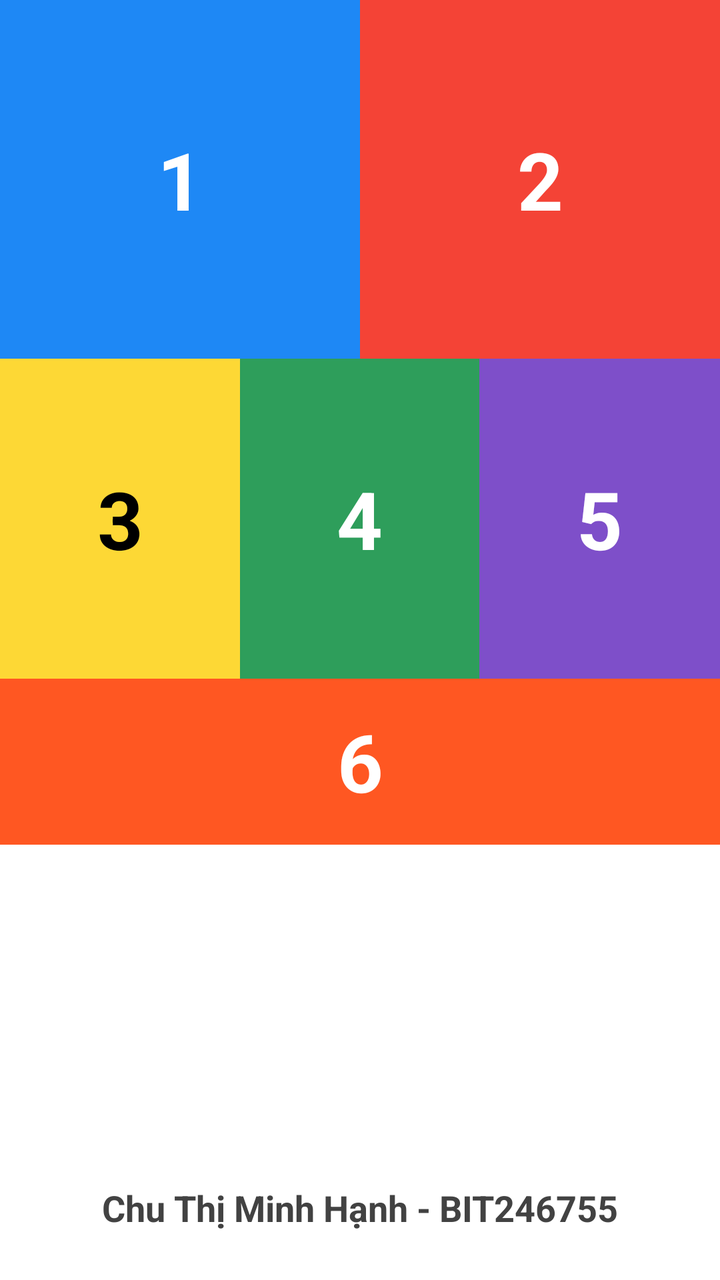
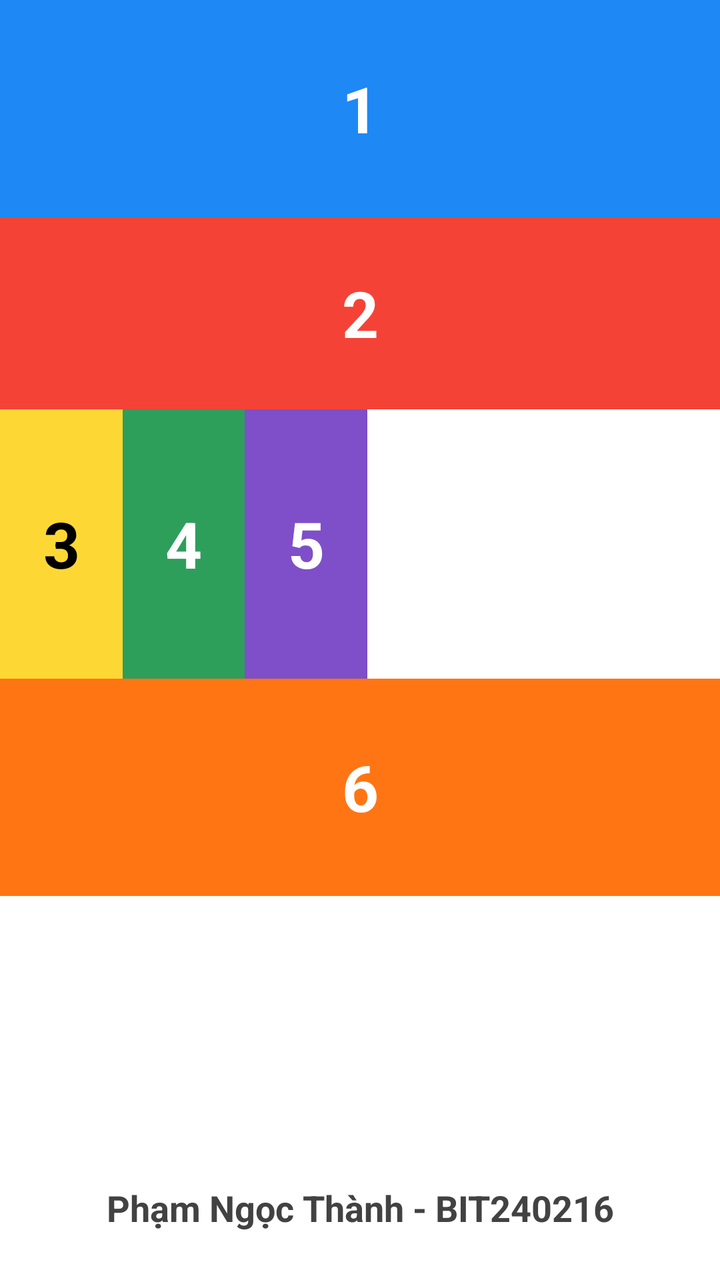

The first picture is an Android layout as it rendered before a commit; the second is the same layout after the commit. The layout source and the unified diff follow.
<!-- AndroidManifest.xml: application theme Theme.Giaodien -->
<!-- res/layout/activity_main.xml -->
<?xml version="1.0" encoding="utf-8"?>
<androidx.constraintlayout.widget.ConstraintLayout
    xmlns:android="http://schemas.android.com/apk/res/android"
    xmlns:app="http://schemas.android.com/apk/res-auto"
    android:id="@+id/main"
    android:layout_width="match_parent"
    android:layout_height="match_parent"
    android:background="#FFFFFF">

    
    <androidx.constraintlayout.widget.Guideline
        android:id="@+id/guideH1"
        android:layout_width="wrap_content"
        android:layout_height="wrap_content"
        android:orientation="horizontal"
        app:layout_constraintGuide_percent="0.28" />

    <androidx.constraintlayout.widget.Guideline
        android:id="@+id/guideH2"
        android:layout_width="wrap_content"
        android:layout_height="wrap_content"
        android:orientation="horizontal"
        app:layout_constraintGuide_percent="0.53" />

    <androidx.constraintlayout.widget.Guideline
        android:id="@+id/guideH3"
        android:layout_width="wrap_content"
        android:layout_height="wrap_content"
        android:orientation="horizontal"
        app:layout_constraintGuide_percent="0.66" />

    
    <androidx.constraintlayout.widget.Guideline
        android:id="@+id/guideV1"
        android:layout_width="wrap_content"
        android:layout_height="wrap_content"
        android:orientation="vertical"
        app:layout_constraintGuide_percent="0.5" />

    <androidx.constraintlayout.widget.Guideline
        android:id="@+id/guideV2"
        android:layout_width="wrap_content"
        android:layout_height="wrap_content"
        android:orientation="vertical"
        app:layout_constraintGuide_percent="0.333" />

    <androidx.constraintlayout.widget.Guideline
        android:id="@+id/guideV3"
        android:layout_width="wrap_content"
        android:layout_height="wrap_content"
        android:orientation="vertical"
        app:layout_constraintGuide_percent="0.666" />

    
    <TextView
        android:id="@+id/box1"
        android:layout_width="0dp"
        android:layout_height="0dp"
        android:background="@color/box_blue"
        android:gravity="center"
        android:text="@string/box_1"
        android:textColor="@android:color/white"
        android:textSize="40sp"
        android:textStyle="bold"
        app:layout_constraintTop_toTopOf="parent"
        app:layout_constraintBottom_toTopOf="@id/guideH1"
        app:layout_constraintStart_toStartOf="parent"
        app:layout_constraintEnd_toStartOf="@id/guideV1" />

    
    <TextView
        android:id="@+id/box2"
        android:layout_width="0dp"
        android:layout_height="0dp"
        android:background="@color/box_red"
        android:gravity="center"
        android:text="@string/box_2"
        android:textColor="@android:color/white"
        android:textSize="40sp"
        android:textStyle="bold"
        app:layout_constraintTop_toTopOf="parent"
        app:layout_constraintBottom_toTopOf="@id/guideH1"
        app:layout_constraintStart_toEndOf="@id/guideV1"
        app:layout_constraintEnd_toEndOf="parent" />

    
    <TextView
        android:id="@+id/box3"
        android:layout_width="0dp"
        android:layout_height="0dp"
        android:background="@color/box_yellow"
        android:gravity="center"
        android:text="@string/box_3"
        android:textColor="@android:color/black"
        android:textSize="40sp"
        android:textStyle="bold"
        app:layout_constraintTop_toBottomOf="@id/guideH1"
        app:layout_constraintBottom_toTopOf="@id/guideH2"
        app:layout_constraintStart_toStartOf="parent"
        app:layout_constraintEnd_toStartOf="@id/guideV2" />

    
    <TextView
        android:id="@+id/box4"
        android:layout_width="0dp"
        android:layout_height="0dp"
        android:background="@color/box_green"
        android:gravity="center"
        android:text="@string/box_4"
        android:textColor="@android:color/white"
        android:textSize="40sp"
        android:textStyle="bold"
        app:layout_constraintTop_toBottomOf="@id/guideH1"
        app:layout_constraintBottom_toTopOf="@id/guideH2"
        app:layout_constraintStart_toEndOf="@id/guideV2"
        app:layout_constraintEnd_toStartOf="@id/guideV3" />

    
    <TextView
        android:id="@+id/box5"
        android:layout_width="0dp"
        android:layout_height="0dp"
        android:background="@color/box_purple"
        android:gravity="center"
        android:text="@string/box_5"
        android:textColor="@android:color/white"
        android:textSize="40sp"
        android:textStyle="bold"
        app:layout_constraintTop_toBottomOf="@id/guideH1"
        app:layout_constraintBottom_toTopOf="@id/guideH2"
        app:layout_constraintStart_toEndOf="@id/guideV3"
        app:layout_constraintEnd_toEndOf="parent" />

    
    <TextView
        android:id="@+id/box6"
        android:layout_width="0dp"
        android:layout_height="0dp"
        android:background="#FF5722"
        android:gravity="center"
        android:text="@string/box_6"
        android:textColor="@android:color/white"
        android:textSize="40sp"
        android:textStyle="bold"
        app:layout_constraintTop_toBottomOf="@id/guideH2"
        app:layout_constraintBottom_toTopOf="@id/guideH3"
        app:layout_constraintStart_toStartOf="parent"
        app:layout_constraintEnd_toEndOf="parent" />

    
    <TextView
        android:id="@+id/tvInfo"
        android:layout_width="0dp"
        android:layout_height="wrap_content"
        android:layout_marginBottom="24dp"
        android:gravity="center"
        android:text="@string/student_info"
        android:textColor="#424242"
        android:textSize="18sp"
        android:textStyle="bold"
        app:layout_constraintStart_toStartOf="parent"
        app:layout_constraintEnd_toEndOf="parent"
        app:layout_constraintBottom_toBottomOf="parent" />

</androidx.constraintlayout.widget.ConstraintLayout>
<!-- resources referenced by this layout -->
<resources>
  <color name="box_blue">#1E88F5</color>
  <color name="box_green">#2E9E5B</color>
  <color name="box_purple">#7E4FC9</color>
  <color name="box_red">#F44336</color>
  <color name="box_yellow">#FDD835</color>
  <string name="box_1">1</string>
  <string name="box_2">2</string>
  <string name="box_3">3</string>
  <string name="box_4">4</string>
  <string name="box_5">5</string>
  <string name="box_6">6</string>
  <string name="student_info">Chu Thị Minh Hạnh - BIT246755</string>
  <style name="Theme.Giaodien" parent="Base.Theme.Giaodien" />
  <style name="Base.Theme.Giaodien" parent="Theme.Material3.DayNight.NoActionBar">
          
      </style>
</resources>

<!-- the commit's change to res/layout/activity_main.xml (unified diff, before → after) -->
@@ -13,21 +13,28 @@
         android:layout_width="wrap_content"
         android:layout_height="wrap_content"
         android:orientation="horizontal"
-        app:layout_constraintGuide_percent="0.28" />
+        app:layout_constraintGuide_percent="0.17" />
 
     <androidx.constraintlayout.widget.Guideline
         android:id="@+id/guideH2"
         android:layout_width="wrap_content"
         android:layout_height="wrap_content"
         android:orientation="horizontal"
-        app:layout_constraintGuide_percent="0.53" />
+        app:layout_constraintGuide_percent="0.32" />
 
     <androidx.constraintlayout.widget.Guideline
         android:id="@+id/guideH3"
         android:layout_width="wrap_content"
         android:layout_height="wrap_content"
         android:orientation="horizontal"
-        app:layout_constraintGuide_percent="0.66" />
+        app:layout_constraintGuide_percent="0.53" />
+
+    <androidx.constraintlayout.widget.Guideline
+        android:id="@+id/guideH4"
+        android:layout_width="wrap_content"
+        android:layout_height="wrap_content"
+        android:orientation="horizontal"
+        app:layout_constraintGuide_percent="0.70" />
 
     
     <androidx.constraintlayout.widget.Guideline
@@ -35,21 +42,28 @@
         android:layout_width="wrap_content"
         android:layout_height="wrap_content"
         android:orientation="vertical"
-        app:layout_constraintGuide_percent="0.5" />
+        app:layout_constraintGuide_percent="0.17" />
 
     <androidx.constraintlayout.widget.Guideline
         android:id="@+id/guideV2"
         android:layout_width="wrap_content"
         android:layout_height="wrap_content"
         android:orientation="vertical"
-        app:layout_constraintGuide_percent="0.333" />
+        app:layout_constraintGuide_percent="0.34" />
 
     <androidx.constraintlayout.widget.Guideline
         android:id="@+id/guideV3"
         android:layout_width="wrap_content"
         android:layout_height="wrap_content"
         android:orientation="vertical"
-        app:layout_constraintGuide_percent="0.666" />
+        app:layout_constraintGuide_percent="0.51" />
+
+    <androidx.constraintlayout.widget.Guideline
+        android:id="@+id/guideV4"
+        android:layout_width="wrap_content"
+        android:layout_height="wrap_content"
+        android:orientation="vertical"
+        app:layout_constraintGuide_percent="1.0" />
 
     
     <TextView
@@ -60,12 +74,12 @@
         android:gravity="center"
         android:text="@string/box_1"
         android:textColor="@android:color/white"
-        android:textSize="40sp"
+        android:textSize="32sp"
         android:textStyle="bold"
         app:layout_constraintTop_toTopOf="parent"
-        app:layout_constraintBottom_toTopOf="@id/guideH1"
+        app:layout_constraintBottom_toBottomOf="@id/guideH1"
         app:layout_constraintStart_toStartOf="parent"
-        app:layout_constraintEnd_toStartOf="@id/guideV1" />
+        app:layout_constraintEnd_toEndOf="@id/guideV4" />
 
     
     <TextView
@@ -76,12 +90,12 @@
         android:gravity="center"
         android:text="@string/box_2"
         android:textColor="@android:color/white"
-        android:textSize="40sp"
+        android:textSize="32sp"
         android:textStyle="bold"
-        app:layout_constraintTop_toTopOf="parent"
-        app:layout_constraintBottom_toTopOf="@id/guideH1"
-        app:layout_constraintStart_toEndOf="@id/guideV1"
-        app:layout_constraintEnd_toEndOf="parent" />
+        app:layout_constraintBottom_toBottomOf="@id/guideH2"
+        app:layout_constraintEnd_toEndOf="parent"
+        app:layout_constraintStart_toStartOf="parent"
+        app:layout_constraintTop_toBottomOf="@id/guideH1" />
 
     
     <TextView
@@ -92,12 +106,12 @@
         android:gravity="center"
         android:text="@string/box_3"
         android:textColor="@android:color/black"
-        android:textSize="40sp"
+        android:textSize="32sp"
         android:textStyle="bold"
-        app:layout_constraintTop_toBottomOf="@id/guideH1"
-        app:layout_constraintBottom_toTopOf="@id/guideH2"
+        app:layout_constraintTop_toBottomOf="@id/guideH2"
+        app:layout_constraintBottom_toBottomOf="@id/guideH3"
         app:layout_constraintStart_toStartOf="parent"
-        app:layout_constraintEnd_toStartOf="@id/guideV2" />
+        app:layout_constraintEnd_toEndOf="@id/guideV1" />
 
     
     <TextView
@@ -108,14 +122,17 @@
         android:gravity="center"
         android:text="@string/box_4"
         android:textColor="@android:color/white"
-        android:textSize="40sp"
+        android:textSize="32sp"
         android:textStyle="bold"
-        app:layout_constraintTop_toBottomOf="@id/guideH1"
-        app:layout_constraintBottom_toTopOf="@id/guideH2"
-        app:layout_constraintStart_toEndOf="@id/guideV2"
-        app:layout_constraintEnd_toStartOf="@id/guideV3" />
+        app:layout_constraintTop_toBottomOf="@id/guideH2"
+        app:layout_constraintBottom_toBottomOf="@id/guideH3"
+        app:layout_constraintStart_toEndOf="@id/guideV1"
+        app:layout_constraintEnd_toEndOf="@id/guideV2" />
 
     
+
+    
+
     <TextView
         android:id="@+id/box5"
         android:layout_width="0dp"
@@ -124,28 +141,29 @@
         android:gravity="center"
         android:text="@string/box_5"
         android:textColor="@android:color/white"
-        android:textSize="40sp"
+        android:textSize="32sp"
         android:textStyle="bold"
-        app:layout_constraintTop_toBottomOf="@id/guideH1"
-        app:layout_constraintBottom_toTopOf="@id/guideH2"
-        app:layout_constraintStart_toEndOf="@id/guideV3"
-        app:layout_constraintEnd_toEndOf="parent" />
+        app:layout_constraintBottom_toBottomOf="@id/guideH3"
+        app:layout_constraintEnd_toEndOf="@id/guideV3"
+        app:layout_constraintHorizontal_bias="1.0"
+        app:layout_constraintStart_toEndOf="@id/guideV2"
+        app:layout_constraintTop_toBottomOf="@id/guideH2"
+        app:layout_constraintVertical_bias="0.0" />
 
-    
     <TextView
         android:id="@+id/box6"
         android:layout_width="0dp"
         android:layout_height="0dp"
-        android:background="#FF5722"
+        android:background="#FF7514"
         android:gravity="center"
         android:text="@string/box_6"
         android:textColor="@android:color/white"
-        android:textSize="40sp"
+        android:textSize="32sp"
         android:textStyle="bold"
-        app:layout_constraintTop_toBottomOf="@id/guideH2"
-        app:layout_constraintBottom_toTopOf="@id/guideH3"
+        app:layout_constraintBottom_toBottomOf="@id/guideH4"
+        app:layout_constraintEnd_toEndOf="parent"
         app:layout_constraintStart_toStartOf="parent"
-        app:layout_constraintEnd_toEndOf="parent" />
+        app:layout_constraintTop_toBottomOf="@id/guideH3" />
 
     
     <TextView
<!-- resource entries referenced after the edit -->
@@ -11,7 +11,7 @@
   <string name="box_4">4</string>
   <string name="box_5">5</string>
   <string name="box_6">6</string>
-  <string name="student_info">Chu Thị Minh Hạnh - BIT246755</string>
+  <string name="student_info">Phạm Ngọc Thành - BIT240216</string>
   <style name="Theme.Giaodien" parent="Base.Theme.Giaodien" />
   <style name="Base.Theme.Giaodien" parent="Theme.Material3.DayNight.NoActionBar">
           
